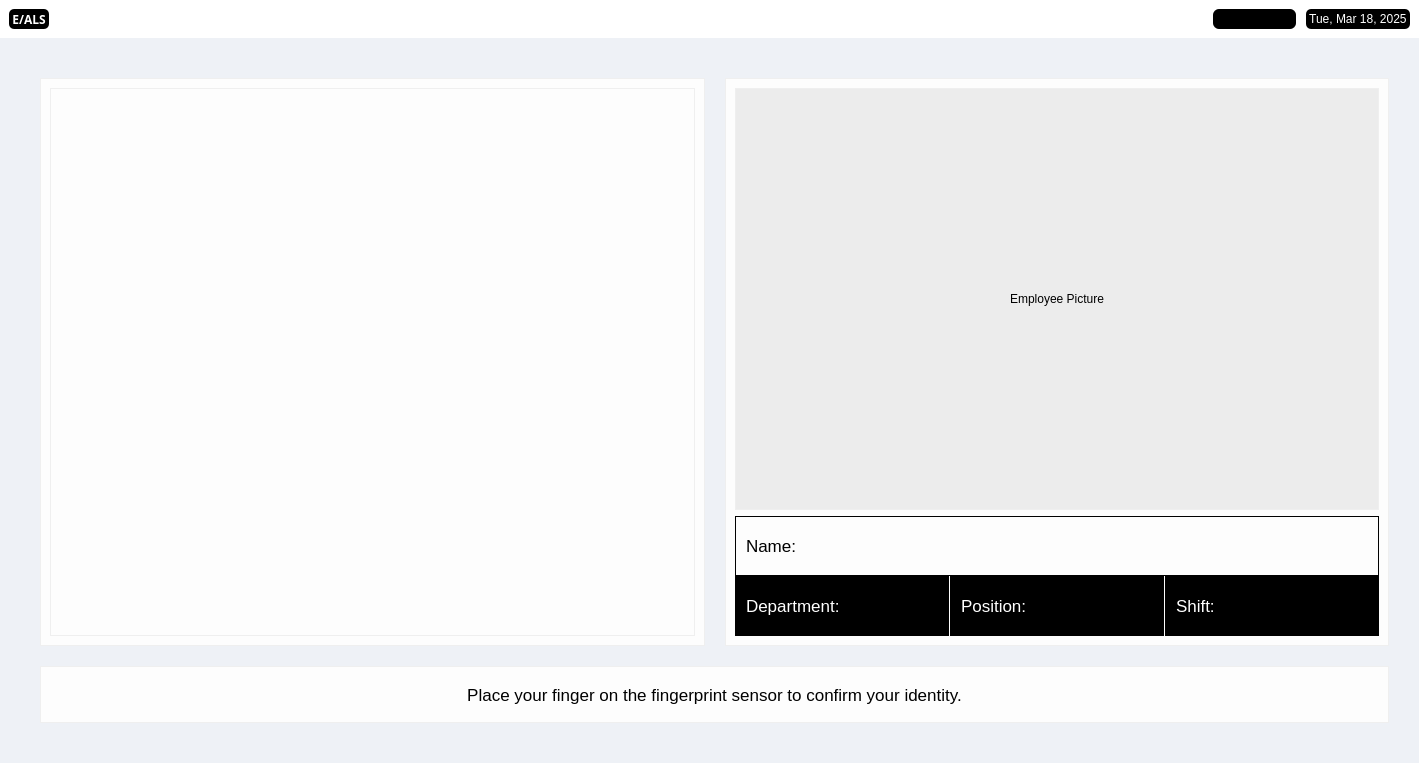
The window that EALS UI/v1/ui/home.ui (maeven-tapa/cpet8_group8_workspace) describes before a commit, drawn with Qt 5.
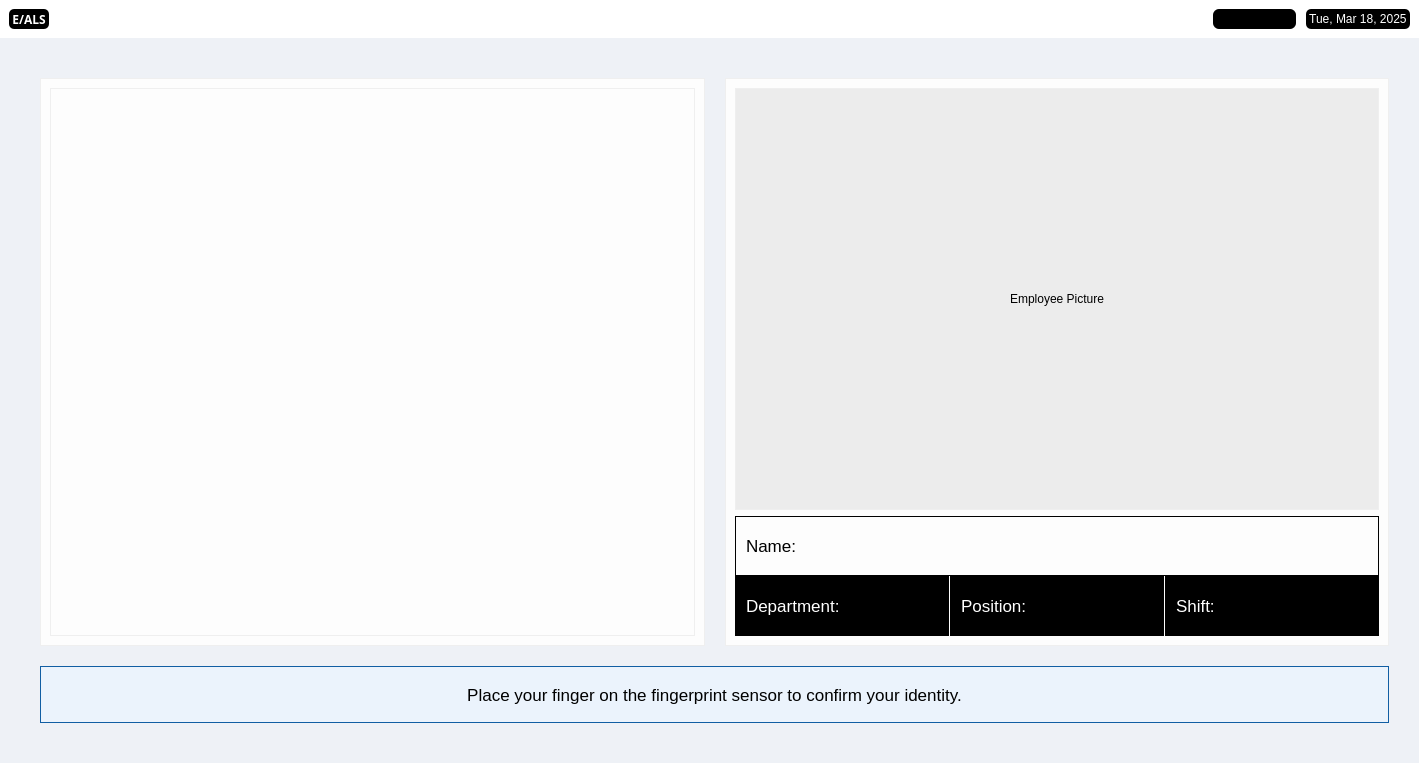
The same window after the commit. Icons and pictures are not drawn.

Patch:
```diff
--- a/EALS UI/v1/ui/home.ui
+++ b/EALS UI/v1/ui/home.ui
@@ -1945,8 +1945,8 @@
         <item row="1" column="0" colspan="2">
          <widget class="QFrame" name="frame_28">
           <property name="styleSheet">
-           <string notr="true">background-color: rgb(253, 253, 253);
-border: 1px solid rgb(239, 239, 239);</string>
+           <string notr="true">background-color: rgb(235, 243, 252);
+border: 1px solid rgb(17, 94, 163);</string>
           </property>
           <property name="frameShape">
            <enum>QFrame::Shape::StyledPanel</enum>
```
